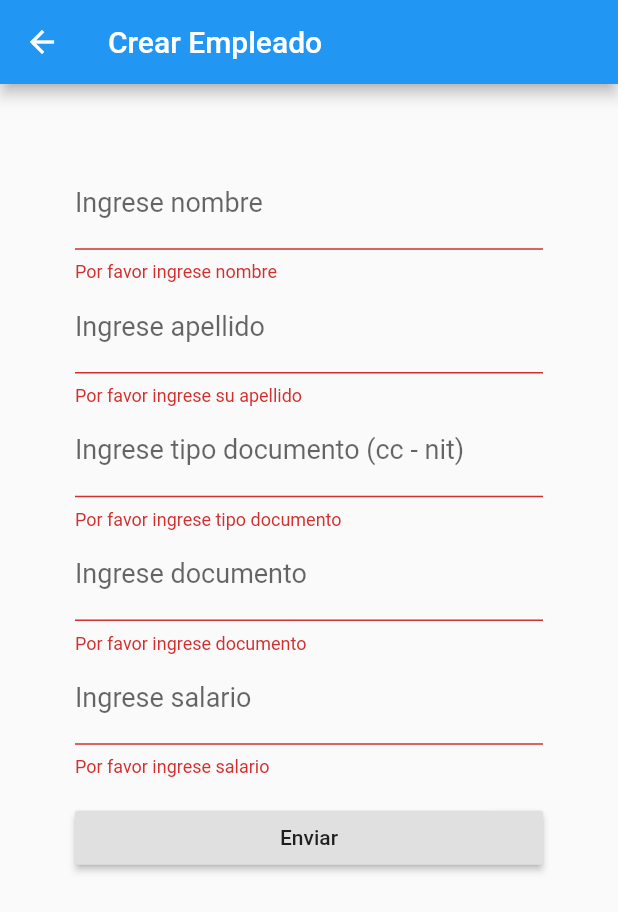
After one commit to David-Viuche/gestion-empleados-app, a Flutter app: the CrearEmpleadoPage screen opened directly, after a tap on "Enviar", on a phone screen of 412 x 824 dp. The commit adds this screen. Shown: the top 912 px of the screen. Run offline on Flutter 3.47's test engine with Material 2 defaults, Android fonts, the phone set to English and light mode, and no system bars; our stand-ins replace shared_preferences; accounts and stored records are empty.

Commit message:
Ver detalles de los empleados y crear nuevo

```diff
--- /dev/null
+++ b/lib/ui/empleados/crear_empleado_page.dart
@@ -0,0 +1,157 @@
+import 'dart:convert';
+
+import 'package:flutter/material.dart';
+import 'package:gestion_empleados/data/repository/storage_impl.dart';
+import 'package:gestion_empleados/ui/empleados/empleados_page.dart';
+import 'package:http/http.dart' as http;
+
+class CrearEmpleadoPage extends StatefulWidget {
+  @override
+  _CrearEmpleadoPageState createState() => _CrearEmpleadoPageState();
+}
+
+class _CrearEmpleadoPageState extends State<CrearEmpleadoPage> {
+  final _formKey = GlobalKey<FormState>();
+  final nombreController = TextEditingController();
+  final apellidoController = TextEditingController();
+  final tipoIdController = TextEditingController();
+  final idController = TextEditingController();
+  final salarioController = TextEditingController();
+  final storage = StorageImpl();
+  bool loading = false;
+  String dropdownValue = 'One';
+
+  void peticionCrearNuevoEmpleado(BuildContext context) async {
+    setState(() {
+      loading = true;
+    });
+
+    String token = await storage.getToken();
+
+    Map bodyData = {
+      "nombre": '${nombreController.text}',
+      "apellido": '${apellidoController.text}',
+      "tipoIdentificacion": '${tipoIdController.text}',
+      "numeroIdentificacion": '${idController.text}',
+      "salario": '${salarioController.text}'
+    };
+    var body = json.encode(bodyData);
+
+    final response = await http.post(
+        'https://gestion-empleados.herokuapp.com/empleados',
+        headers: {
+          "Content-Type": "application/json",
+          "Authorization": "Bearer $token"
+        },
+        body: body);
+
+    print(response);
+    setState(() {
+      loading = false;
+      Navigator.of(context)
+          .push(MaterialPageRoute(builder: (_) => EmpleadosPage()));
+    });
+  }
+
+  @override
+  Widget build(BuildContext context) {
+    return Scaffold(
+        appBar: AppBar(
+          title: Text('Crear Empleado'),
+        ),
+        body: Form(
+          key: _formKey,
+          child: Padding(
+            padding: const EdgeInsets.symmetric(vertical: 0, horizontal: 50),
+            child: ListView(
+              shrinkWrap: true,
+              children: <Widget>[
+                SizedBox(
+                  height: 50,
+                ),
+                if (loading)
+                  Center(
+                    child: CircularProgressIndicator(),
+                  ),
+                TextFormField(
+                  decoration: InputDecoration(
+                      labelText: 'Ingrese nombre',
+                      labelStyle: TextStyle(fontSize: 18),
+                      hintStyle: TextStyle(fontSize: 18)),
+                  // ignore: missing_return
+                  validator: (value) {
+                    if (value.isEmpty) {
+                      return 'Por favor ingrese nombre';
+                    }
+                  },
+                  controller: nombreController,
+                ),
+                TextFormField(
+                  decoration: InputDecoration(
+                      labelText: 'Ingrese apellido',
+                      labelStyle: TextStyle(fontSize: 18),
+                      hintStyle: TextStyle(fontSize: 18)),
+                  // ignore: missing_return
+                  validator: (value) {
+                    if (value.isEmpty) {
+                      return 'Por favor ingrese su apellido';
+                    }
+                  },
+                  controller: apellidoController,
+                ),
+                TextFormField(
+                  decoration: InputDecoration(
+                      labelText: 'Ingrese tipo documento (cc - nit)',
+                      labelStyle: TextStyle(fontSize: 18),
+                      hintStyle: TextStyle(fontSize: 18)),
+                  // ignore: missing_return
+                  validator: (value) {
+                    if (value.isEmpty) {
+                      return 'Por favor ingrese tipo documento';
+                    }
+                  },
+                  controller: tipoIdController,
+                ),
+                TextFormField(
+                  decoration: InputDecoration(
+                      labelText: 'Ingrese documento ',
+                      labelStyle: TextStyle(fontSize: 18),
+                      hintStyle: TextStyle(fontSize: 18)),
+                  // ignore: missing_return
+                  validator: (value) {
+                    if (value.isEmpty) {
+                      return 'Por favor ingrese documento';
+                    }
+                  },
+                  controller: idController,
+                ),
+                TextFormField(
+                  decoration: InputDecoration(
+                      labelText: 'Ingrese salario ',
+                      labelStyle: TextStyle(fontSize: 18),
+                      hintStyle: TextStyle(fontSize: 18)),
+                  // ignore: missing_return
+                  validator: (value) {
+                    if (value.isEmpty) {
+                      return 'Por favor ingrese salario';
+                    }
+                  },
+                  controller: salarioController,
+                ),
+                Padding(
+                  padding: const EdgeInsets.symmetric(vertical: 16.0),
+                  child: RaisedButton(
+                    onPressed: () {
+                      if (_formKey.currentState.validate()) {
+                        peticionCrearNuevoEmpleado(context);
+                      }
+                    },
+                    child: Text('Enviar'),
+                  ),
+                ),
+              ],
+            ),
+          ),
+        ));
+  }
+}
```
Also changed, not shown: lib/ui/empleados/empleados_page.dart (+15 -8 lines), lib/ui/empleados/ver_empleado_page.dart (added, +93 -0 lines), lib/ui/formulario_inicio.dart (+6 -9 lines).
